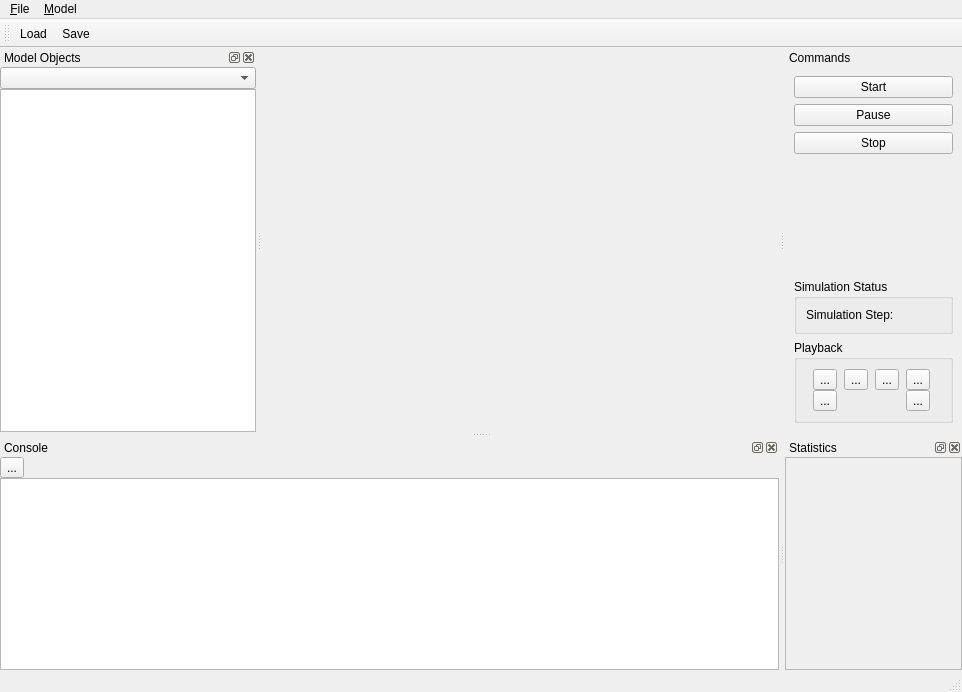
Above: qtgui/mainwindow.ui from frabas/DISPLACE_GUI before the change. Below: the same form after it.
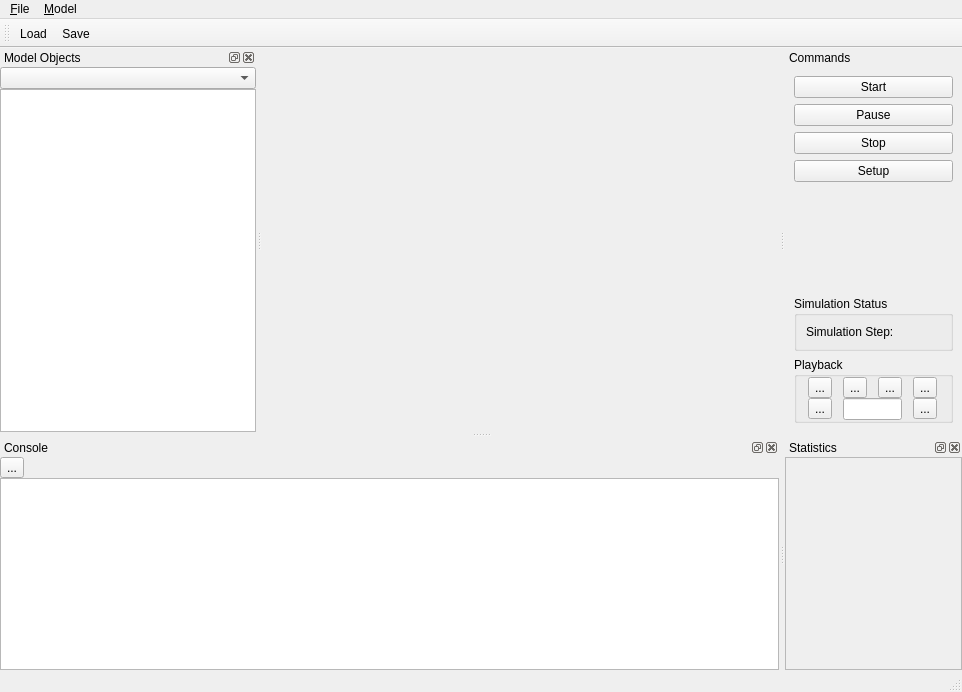
That is the form after the change. Icons and pictures are not drawn. Custom widgets are drawn as their Qt base class.

Commit message: Gui: New Icons, Simulation setup window

Diff of the .ui file:
```diff
--- a/qtgui/mainwindow.ui
+++ b/qtgui/mainwindow.ui
@@ -245,6 +245,17 @@
        </property>
       </widget>
      </item>
+     <item>
+      <widget class="QPushButton" name="cmdSetup">
+       <property name="text">
+        <string>Setup</string>
+       </property>
+       <property name="icon">
+        <iconset resource="qtgui.qrc">
+         <normaloff>:/icons/setup.png</normaloff>:/icons/setup.png</iconset>
+       </property>
+      </widget>
+     </item>
      <item>
       <spacer name="verticalSpacer">
        <property name="orientation">
@@ -286,6 +297,18 @@
         <string>Playback</string>
        </property>
        <layout class="QGridLayout" name="gridLayout">
+        <property name="leftMargin">
+         <number>0</number>
+        </property>
+        <property name="topMargin">
+         <number>0</number>
+        </property>
+        <property name="rightMargin">
+         <number>0</number>
+        </property>
+        <property name="bottomMargin">
+         <number>0</number>
+        </property>
         <property name="spacing">
          <number>0</number>
         </property>
@@ -331,6 +354,9 @@
           </property>
          </widget>
         </item>
+        <item row="1" column="1" colspan="2">
+         <widget class="QLineEdit" name="lineEdit"/>
+        </item>
        </layout>
       </widget>
      </item>
```
Left out of the diff: 24 changed lines with no effect on the pictures. The commit also changes 20 other files.
